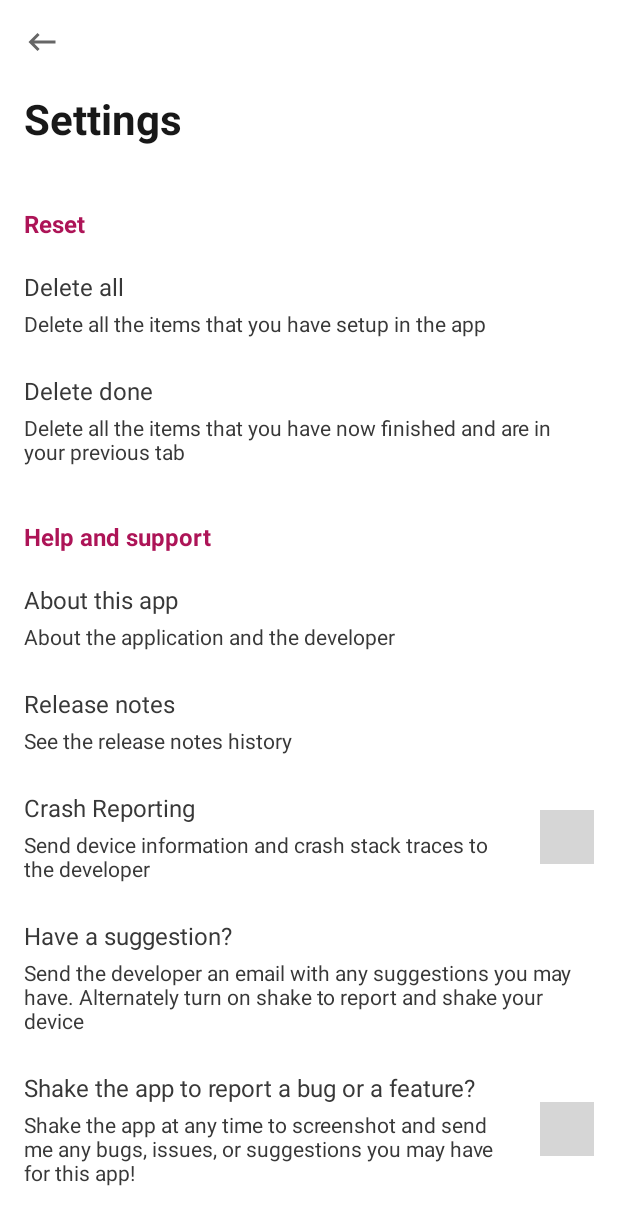
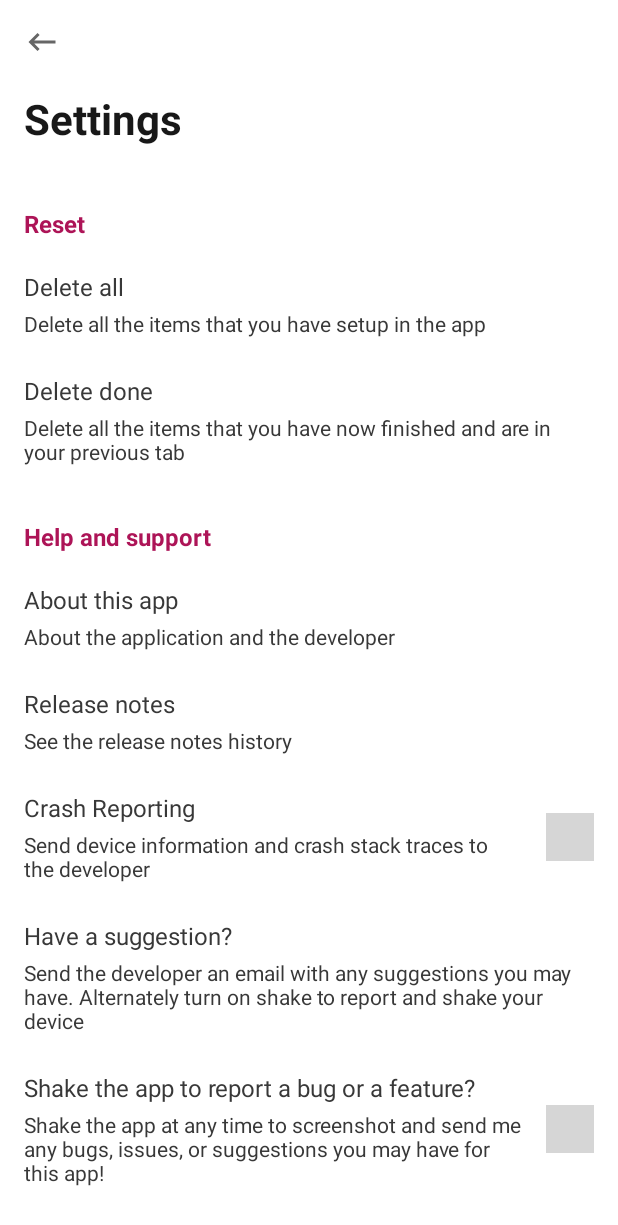
Before and after one commit to thementalgoose/android-hour-glass, an Android app: the layout activity_settings.xml on its own in the app's theme, with its tools: preview values and no code run, on a phone screen of 412 x 824 dp. Shown: the top 1225 px of the screen. Run offline under Robolectric (Android 15) with nearby library versions, the phone set to English and light mode, and no system bars; grey boxes are pictures that could not be loaded.

Commit message:
Fixed size of checkbox on settings, prep for initial release

```diff
--- a/app/src/main/res/layout/activity_settings.xml
+++ b/app/src/main/res/layout/activity_settings.xml
@@ -184,8 +184,8 @@
 
             <ImageView
                 android:id="@+id/imgCrashReporting"
-                android:layout_width="36dp"
-                android:layout_height="36dp"
+                android:layout_width="32dp"
+                android:layout_height="32dp"
                 android:background="@drawable/background_edit_text"
                 android:paddingStart="@dimen/paddingSmall"
                 android:paddingTop="@dimen/paddingSmall"
@@ -264,8 +264,8 @@
 
             <ImageView
                 android:id="@+id/imgShakeToReport"
-                android:layout_width="36dp"
-                android:layout_height="36dp"
+                android:layout_width="32dp"
+                android:layout_height="32dp"
                 android:background="@drawable/background_edit_text"
                 android:paddingStart="@dimen/paddingSmall"
                 android:paddingTop="@dimen/paddingSmall"
```
Also changed, not shown: 1 other file.
